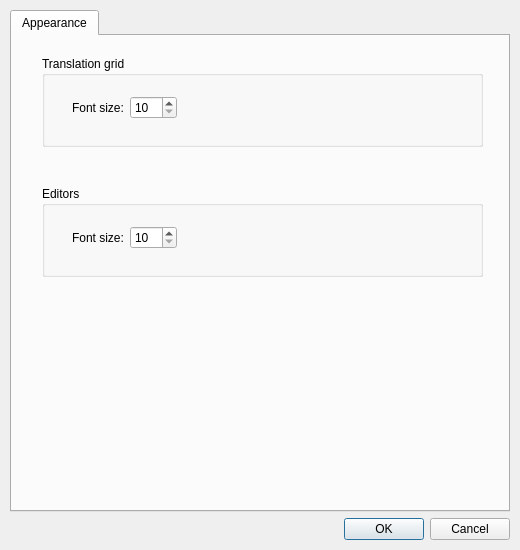
Qt form capybara_tw/gui/preferences_dialog.ui (capybara-translation/capybara-tw) before a commit.
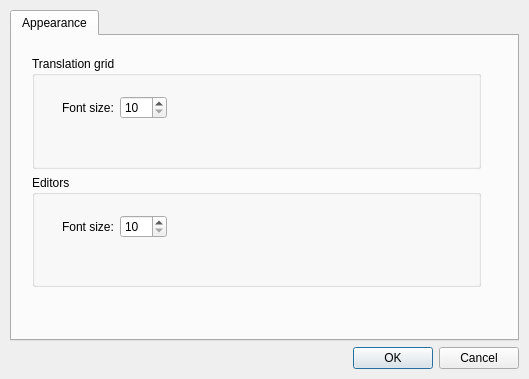
The same form after that commit.

Diff of the .ui file:
```diff
--- a/capybara_tw/gui/preferences_dialog.ui
+++ b/capybara_tw/gui/preferences_dialog.ui
@@ -6,10 +6,16 @@
    <rect>
     <x>0</x>
     <y>0</y>
-    <width>520</width>
-    <height>550</height>
+    <width>529</width>
+    <height>379</height>
    </rect>
   </property>
+  <property name="sizePolicy">
+   <sizepolicy hsizetype="Maximum" vsizetype="Preferred">
+    <horstretch>0</horstretch>
+    <verstretch>0</verstretch>
+   </sizepolicy>
+  </property>
   <property name="windowTitle">
    <string>Preferences</string>
   </property>
@@ -38,21 +44,48 @@
    </item>
    <item row="1" column="1">
     <widget class="QTabWidget" name="tabWidget">
+     <property name="sizePolicy">
+      <sizepolicy hsizetype="Expanding" vsizetype="Expanding">
+       <horstretch>0</horstretch>
+       <verstretch>0</verstretch>
+      </sizepolicy>
+     </property>
      <property name="currentIndex">
       <number>0</number>
      </property>
      <widget class="QWidget" name="appearanceTab">
+      <property name="sizePolicy">
+       <sizepolicy hsizetype="Preferred" vsizetype="Preferred">
+        <horstretch>0</horstretch>
+        <verstretch>0</verstretch>
+       </sizepolicy>
+      </property>
       <attribute name="title">
        <string>Appearance</string>
       </attribute>
-      <widget class="QGroupBox" name="tuGridGroupBox">
+      <widget class="QWidget" name="">
        <property name="geometry">
         <rect>
-         <x>30</x>
+         <x>20</x>
          <y>20</y>
-         <width>441</width>
-         <height>91</height>
+         <width>471</width>
+         <height>231</height>
         </rect>
+       </property>
+       <layout class="QVBoxLayout" name="verticalLayout">
+        <item>
+         <widget class="QGroupBox" name="tuGridGroupBox">
+          <property name="sizePolicy">
+           <sizepolicy hsizetype="Expanding" vsizetype="Expanding">
+            <horstretch>0</horstretch>
+            <verstretch>0</verstretch>
+           </sizepolicy>
+          </property>
+          <property name="maximumSize">
+           <size>
+            <width>449</width>
+            <height>16777215</height>
+           </size>
        </property>
        <property name="title">
         <string>Translation grid</string>
@@ -87,14 +120,20 @@
         </layout>
        </widget>
       </widget>
+        </item>
+        <item>
       <widget class="QGroupBox" name="editorGroupBox">
-       <property name="geometry">
-        <rect>
-         <x>30</x>
-         <y>150</y>
-         <width>441</width>
-         <height>91</height>
-        </rect>
+          <property name="sizePolicy">
+           <sizepolicy hsizetype="Expanding" vsizetype="Expanding">
+            <horstretch>0</horstretch>
+            <verstretch>0</verstretch>
+           </sizepolicy>
+          </property>
+          <property name="maximumSize">
+           <size>
+            <width>449</width>
+            <height>16777215</height>
+           </size>
        </property>
        <property name="title">
         <string>Editors</string>
@@ -128,6 +167,9 @@
          </item>
         </layout>
        </widget>
+         </widget>
+        </item>
+       </layout>
       </widget>
      </widget>
     </widget>
```
Lines whose indentation alone changed are shown as unchanged.
